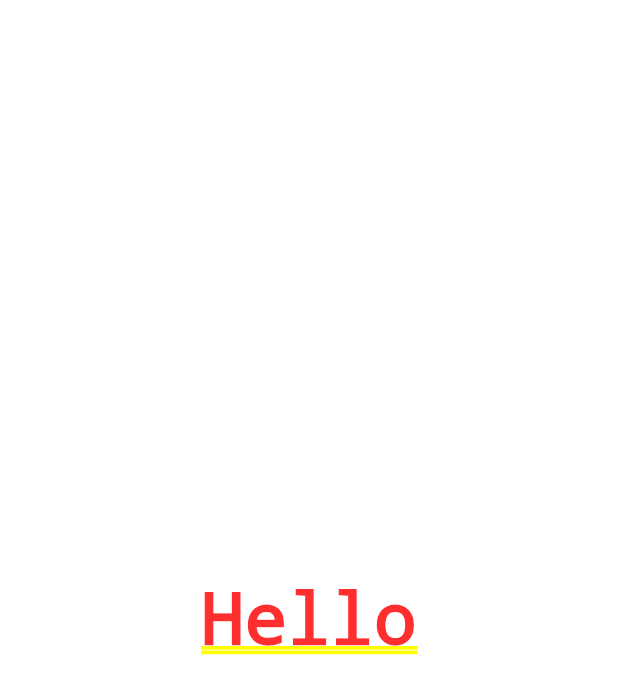
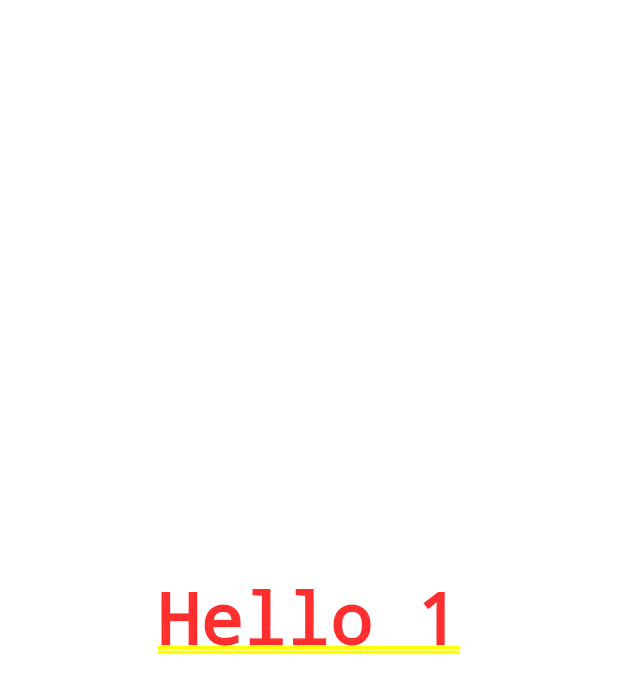
Before and after one commit to Kukustar/places, a Flutter app: the screen it shows after launch, on a phone screen of 412 x 824 dp. Shown: the top 694 px of the screen. Run offline on Flutter 3.47's test engine with Material 2 defaults, Android fonts, the phone set to English and light mode, and no system bars.

Commit message:
- modify work with counter

```diff
--- a/lib/main.dart
+++ b/lib/main.dart
@@ -12,40 +12,49 @@ class MyApp extends StatelessWidget {
       theme: ThemeData(
         primarySwatch: Colors.blue,
       ),
-      home: MyFirstWidget(),
+      home: MyFirstStateFullWidget(),
     );
   }
 }
 
 class MyFirstWidget extends StatelessWidget {
-
-  int buildCounter = 0;
+  const MyFirstWidget() : super();
 
   @override
   Widget build(BuildContext context) {
+    int buildCounter = 0;
     buildCounter += 1;
     print(buildCounter);
     return Container(
       child: Center(
-        child: Text('Hello'),
+        child: Text('Hello $buildCounter'),
       ),
     );
   }
 }
 
 class MyFirstStateFullWidget extends StatefulWidget {
+  MyFirstStateFullWidget() : super();
+
   _MyFirstStateFullWidgetState createState() => _MyFirstStateFullWidgetState();
 }
 
 class _MyFirstStateFullWidgetState extends State<MyFirstStateFullWidget> {
   int buildCounter = 0;
+
+  void updateCounter(){
+    setState(() {
+      buildCounter +=1;
+    });
+  }
+
   @override
   Widget build(BuildContext context) {
-    buildCounter += 1;
+    updateCounter();
     print(buildCounter);
     return Container(
       child: Center(
-        child: Text('Hello'),
+        child: Text('Hello $buildCounter'),
       ),
     );
   }
```
